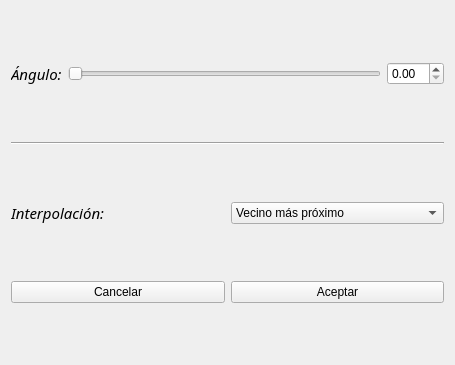
Before: the Qt Designer form Geometricas/rotacion.ui in AlexAlmenara/ashot1, drawn with Qt 5.
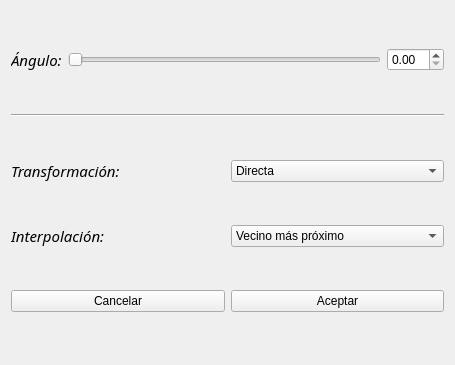
After: the same form once the commit is applied.

Diff of the .ui file:
```diff
--- a/Geometricas/rotacion.ui
+++ b/Geometricas/rotacion.ui
@@ -49,6 +49,38 @@
      </property>
     </widget>
    </item>
+   <item>
+    <layout class="QHBoxLayout" name="horizontalLayout_3">
+     <item>
+      <widget class="QLabel" name="label_2">
+       <property name="font">
+        <font>
+         <family>Arial Black</family>
+         <pointsize>11</pointsize>
+         <italic>true</italic>
+        </font>
+       </property>
+       <property name="text">
+        <string>Transformación: </string>
+       </property>
+      </widget>
+     </item>
+     <item>
+      <widget class="QComboBox" name="comboBoxTransf">
+       <item>
+        <property name="text">
+         <string>Directa</string>
+        </property>
+       </item>
+       <item>
+        <property name="text">
+         <string>Indirecta (Recomendable)</string>
+        </property>
+       </item>
+      </widget>
+     </item>
+    </layout>
+   </item>
    <item>
     <layout class="QHBoxLayout" name="horizontalLayout">
      <item>
```
